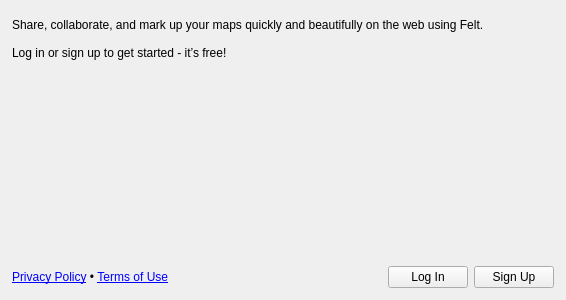
felt/qgis-plugin, file felt/ui/authorize.ui: the form before one commit.
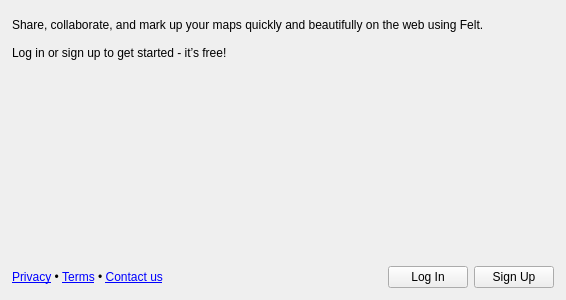
The form after the commit.

What changed in the file:
```diff
--- a/felt/ui/authorize.ui
+++ b/felt/ui/authorize.ui
@@ -80,7 +80,7 @@
        <item>
         <widget class="QLabel" name="footer_label">
          <property name="text">
-          <string>&lt;html&gt;&lt;head/&gt;&lt;body&gt;&lt;p&gt;&lt;a href=&quot;privacy_policy&quot;&gt;Privacy Policy&lt;/a&gt; •  &lt;a href=&quot;terms_of_use&quot;&gt;Terms of Use&lt;/a&gt;&lt;/p&gt;&lt;/body&gt;&lt;/html&gt;</string>
+          <string>&lt;html&gt;&lt;head/&gt;&lt;body&gt;&lt;p&gt;&lt;a href=&quot;privacy_policy&quot;&gt;Privacy&lt;/a&gt; •  &lt;a href=&quot;terms_of_use&quot;&gt;Terms&lt;/a&gt; •  &lt;a href=&quot;mailto:support@felt.com&quot;&gt;Contact us&lt;/a&gt;&lt;/p&gt;&lt;/body&gt;&lt;/html&gt;</string>
          </property>
          <property name="wordWrap">
           <bool>true</bool>
```
